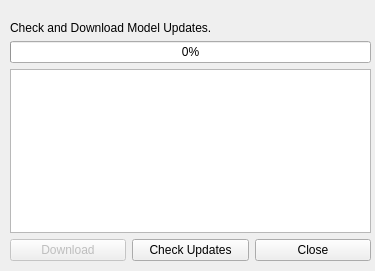
First picture: the form in source/src/syncmodels.ui, repository ufopleds/DengueME, before the edit.
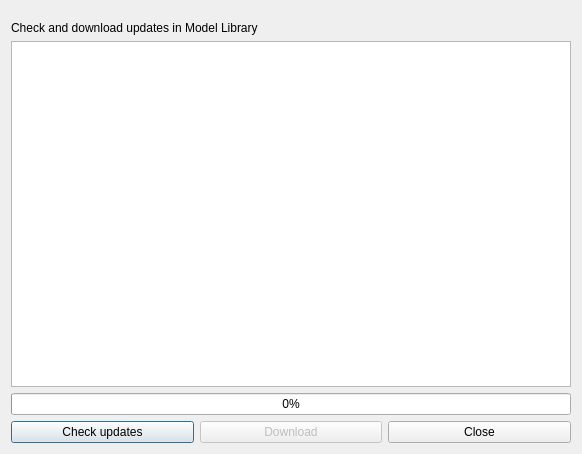
Second picture: the form after the edit.

What changed in the file:
```diff
--- a/source/src/syncmodels.ui
+++ b/source/src/syncmodels.ui
@@ -6,32 +6,46 @@
    <rect>
     <x>0</x>
     <y>0</y>
-    <width>375</width>
-    <height>271</height>
+    <width>582</width>
+    <height>454</height>
    </rect>
   </property>
+  <property name="sizePolicy">
+   <sizepolicy hsizetype="Fixed" vsizetype="Fixed">
+    <horstretch>0</horstretch>
+    <verstretch>0</verstretch>
+   </sizepolicy>
+  </property>
+  <property name="minimumSize">
+   <size>
+    <width>582</width>
+    <height>454</height>
+   </size>
+  </property>
+  <property name="maximumSize">
+   <size>
+    <width>582</width>
+    <height>454</height>
+   </size>
+  </property>
   <property name="windowTitle">
    <string>SyncModels</string>
   </property>
-  <widget class="QWidget" name="verticalLayoutWidget">
-   <property name="geometry">
-    <rect>
-     <x>10</x>
-     <y>10</y>
-     <width>361</width>
-     <height>251</height>
-    </rect>
-   </property>
+  <layout class="QHBoxLayout" name="horizontalLayout_2">
+   <item>
    <layout class="QVBoxLayout" name="verticalLayout">
     <item>
      <spacer name="verticalSpacer">
       <property name="orientation">
        <enum>Qt::Vertical</enum>
       </property>
+       <property name="sizeType">
+        <enum>QSizePolicy::Fixed</enum>
+       </property>
       <property name="sizeHint" stdset="0">
        <size>
-        <width>20</width>
-        <height>40</height>
+         <width>10</width>
+         <height>10</height>
        </size>
       </property>
      </spacer>
@@ -39,14 +53,7 @@
     <item>
      <widget class="QLabel" name="label">
       <property name="text">
-       <string>Check and Download Model Updates.</string>
-      </property>
-     </widget>
-    </item>
-    <item>
-     <widget class="QProgressBar" name="progressBar">
-      <property name="value">
-       <number>0</number>
+        <string>Check and download updates in Model Library</string>
       </property>
      </widget>
     </item>
@@ -69,8 +76,22 @@
       </property>
      </widget>
     </item>
+     <item>
+      <widget class="QProgressBar" name="progressBar">
+       <property name="value">
+        <number>0</number>
+       </property>
+      </widget>
+     </item>
     <item>
      <layout class="QHBoxLayout" name="horizontalLayout">
+       <item>
+        <widget class="QPushButton" name="updateButton">
+         <property name="text">
+          <string>Check updates</string>
+         </property>
+        </widget>
+       </item>
       <item>
        <widget class="QPushButton" name="downloadButton">
         <property name="enabled">
@@ -81,13 +102,6 @@
         </property>
        </widget>
       </item>
-      <item>
-       <widget class="QPushButton" name="updateButton">
-        <property name="text">
-         <string>Check Updates</string>
-        </property>
-       </widget>
-      </item>
       <item>
        <widget class="QPushButton" name="cancelButton">
         <property name="text">
@@ -98,7 +112,8 @@
      </layout>
     </item>
    </layout>
-  </widget>
+   </item>
+  </layout>
  </widget>
  <resources/>
  <connections>
```
Left out of the diff: 2 changed lines with no effect on the pictures. Lines whose indentation alone changed are shown as unchanged.
